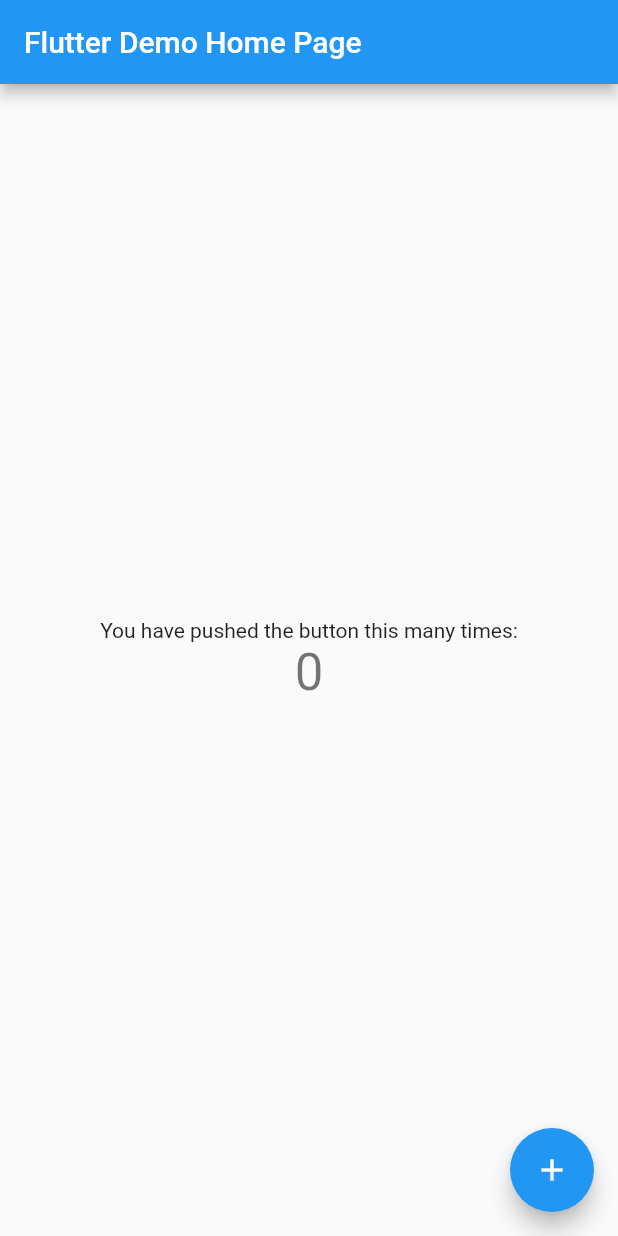
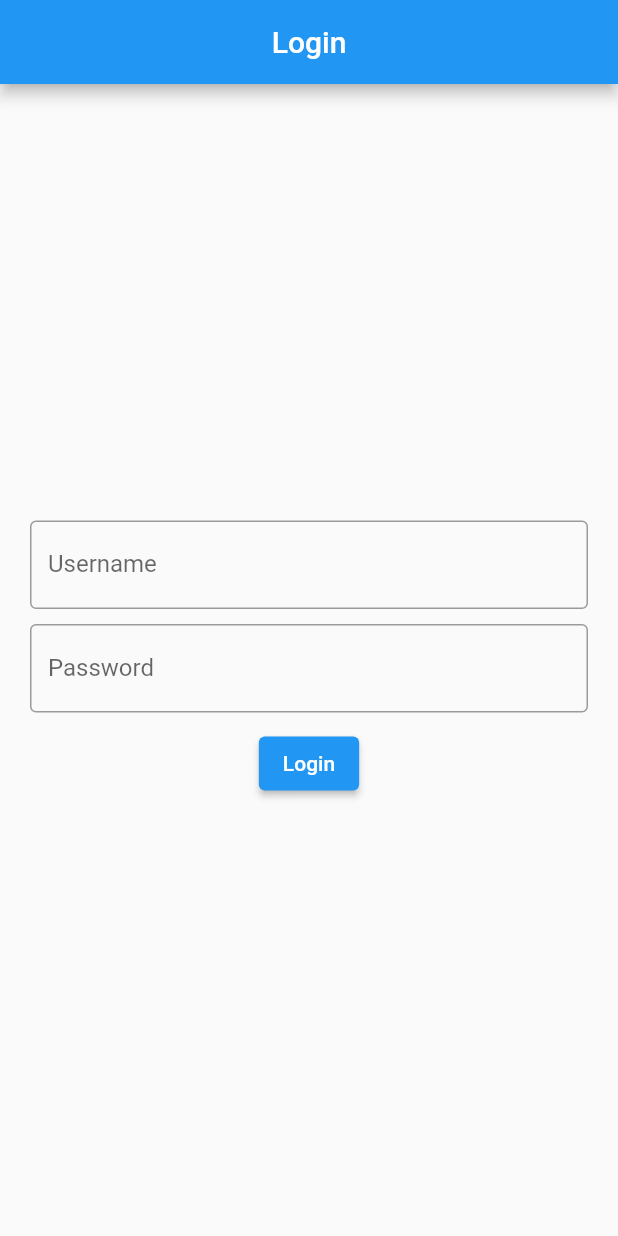
Before and after one commit to pvc97/code-space-client, a Flutter app: the screen it shows after launch, on a phone screen of 412 x 824 dp. Run offline on Flutter 3.47's test engine with Material 2 defaults, Android fonts, the light colour scheme and no system bars; our stand-ins replace dio, flutter_dotenv, get_it, jwt_decoder, logger, pretty_dio_logger and 1 more; generated files the repository leaves out were written again; statements that could not run were skipped.

Commit message:
Handle login.

```diff
--- a/lib/constants/network_constants.dart
+++ b/lib/constants/network_constants.dart
@@ -3,6 +3,5 @@
   static const String baseUrl = 'baseUrl';
   static const int connectTimeout = 60000; // 60 * 1000 = 60 seconds
   static const int receiveTimeout = 60000; // 60 * 1000 = 60 seconds
-  static const String userAuth = 'user';
   static const String api = '/api/v1';
 }
--- /dev/null
+++ b/lib/constants/spref_key.dart
@@ -0,0 +1,6 @@
+abstract class SPrefKey {
+  SPrefKey._();
+
+  static const String userModel = 'userModel';
+  static const String tokenModel = 'tokenModel';
+}
--- /dev/null
+++ b/lib/constants/url_constants.dart
@@ -0,0 +1,5 @@
+class UrlConstants {
+  UrlConstants._();
+  static const String refreshToken = '/auth/refresh-token';
+  static const String login = '/auth/login';
+}
--- a/lib/main.dart
+++ b/lib/main.dart
@@ -1,6 +1,7 @@
 import 'package:code_space_client/configs/app_config_manager.dart';
 import 'package:code_space_client/configs/environment_type.dart';
 import 'package:code_space_client/injection_container.dart';
+import 'package:code_space_client/views/auth/login_screen.dart';
 import 'package:flutter/material.dart';
 
 void main() async {
@@ -22,54 +23,7 @@
       theme: ThemeData(
         primarySwatch: Colors.blue,
       ),
-      home: const MyHomePage(title: 'Flutter Demo Home Page'),
+      home: const LoginScreen(),
     );
   }
 }
-
-class MyHomePage extends StatefulWidget {
-  const MyHomePage({super.key, required this.title});
-
-  final String title;
-
-  @override
-  State<MyHomePage> createState() => _MyHomePageState();
-}
-
-class _MyHomePageState extends State<MyHomePage> {
-  int _counter = 0;
-
-  void _incrementCounter() {
-    setState(() {
-      _counter++;
-    });
-  }
-
-  @override
-  Widget build(BuildContext context) {
-    return Scaffold(
-      appBar: AppBar(
-        title: Text(widget.title),
-      ),
-      body: Center(
-        child: Column(
-          mainAxisAlignment: MainAxisAlignment.center,
-          children: <Widget>[
-            const Text(
-              'You have pushed the button this many times:',
-            ),
-            Text(
-              '$_counter',
-              style: Theme.of(context).textTheme.headline4,
-            ),
-          ],
-        ),
-      ),
-      floatingActionButton: FloatingActionButton(
-        onPressed: _incrementCounter,
-        tooltip: 'Increment',
-        child: const Icon(Icons.add),
-      ),
-    );
-  }
-}
--- a/lib/models/user_model.dart
+++ b/lib/models/user_model.dart
@@ -5,7 +5,9 @@
 
 @JsonSerializable()
 class UserModel {
+  @JsonKey(name: 'id')
   final String userId;
+  @JsonKey(name: 'username')
   final String userName;
   final String name;
   final String email;
--- /dev/null
+++ b/lib/repositories/auth_repository.dart
@@ -0,0 +1,22 @@
+import 'package:code_space_client/models/user_model.dart';
+import 'package:code_space_client/services/auth/auth_service.dart';
+import 'package:jwt_decoder/jwt_decoder.dart';
+
+class AuthRepository {
+  final AuthService authService;
+
+  AuthRepository({required this.authService});
+
+  Future<UserModel> login({
+    required String userName,
+    required String password,
+  }) async {
+    final tokenModel =
+        await authService.login(userName: userName, password: password);
+
+    final UserModel user =
+        UserModel.fromJson(JwtDecoder.decode(tokenModel.accessToken));
+
+    return user;
+  }
+}
--- a/lib/services/auth/auth_service.dart
+++ b/lib/services/auth_service.dart
@@ -1,4 +1,5 @@
-import 'package:code_space_client/models/user_auth_model.dart';
+import 'package:code_space_client/constants/url_constants.dart';
+import 'package:code_space_client/models/token_model.dart';
 import 'package:code_space_client/network/api_provider.dart';
 
 class AuthService {
@@ -6,18 +7,18 @@
 
   AuthService(this._apiProvider);
 
-  Future<UserAuthModel> login({
+  Future<TokenModel> login({
     required String userName,
     required String password,
   }) async {
     final response = await _apiProvider.post(
-      '/auth/login',
+      UrlConstants.login,
       params: {
-        'userName': userName,
+        'username': userName,
         'password': password,
       },
     );
 
-    return UserAuthModel.fromJson(response?.data);
+    return TokenModel.fromJson(response?.data['data']);
   }
 }
--- /dev/null
+++ b/lib/views/auth/login_screen.dart
@@ -0,0 +1,83 @@
+import 'package:code_space_client/injection_container.dart';
+import 'package:code_space_client/network/api_provider.dart';
+import 'package:code_space_client/repositories/auth_repository.dart';
+import 'package:code_space_client/services/auth_service.dart';
+import 'package:flutter/material.dart';
+
+class LoginScreen extends StatefulWidget {
+  const LoginScreen({super.key});
+
+  @override
+  State<LoginScreen> createState() => _LoginScreenState();
+}
+
+class _LoginScreenState extends State<LoginScreen> {
+  final _usernameController = TextEditingController();
+  final _passwordController = TextEditingController();
+
+  @override
+  void dispose() {
+    _usernameController.dispose();
+    _passwordController.dispose();
+    super.dispose();
+  }
+
+  void _login() async {
+    final username = _usernameController.text.trim();
+    final password = _passwordController.text.trim();
+
+    if (username.isEmpty || password.isEmpty) {
+      return;
+    }
+
+    final user =
+        await AuthRepository(authService: AuthService(sl<ApiProvider>())).login(
+      userName: username,
+      password: password,
+    );
+
+    print(user.userName);
+  }
+
+  @override
+  Widget build(BuildContext context) {
+    return Scaffold(
+      appBar: AppBar(
+        centerTitle: true,
+        title: const Text('Login'),
+      ),
+      body: Center(
+        child: Padding(
+          padding: const EdgeInsets.all(20.0),
+          child: Column(
+            mainAxisAlignment: MainAxisAlignment.center,
+            children: [
+              TextField(
+                controller: _usernameController,
+                decoration: const InputDecoration(
+                  border: OutlineInputBorder(),
+                  labelText: 'Username',
+                ),
+              ),
+              const SizedBox(height: 10),
+              TextField(
+                controller: _passwordController,
+                decoration: const InputDecoration(
+                  border: OutlineInputBorder(),
+                  labelText: 'Password',
+                ),
+              ),
+              const SizedBox(height: 10),
+              ElevatedButton(
+                onPressed: () {
+                  _login();
+                },
+                child: const Text('Login'),
+              ),
+            ],
+          ),
+        ),
+      ),
+    );
+  }
+}
--- a/pubspec.yaml
+++ b/pubspec.yaml
@@ -43,6 +43,7 @@
   get_it: ^7.2.0
   json_annotation: ^4.7.0
   pretty_dio_logger: ^1.2.0-beta-1
+  jwt_decoder: ^2.0.1
 
 dev_dependencies:
   flutter_test:
```
Also changed, not shown: lib/models/user_auth_model.dart (deleted, +0 -33 lines), lib/network/api_provider.dart (+11 -18 lines), lib/network/intercepters/auth_intercepter.dart (+25 -26 lines), pubspec.lock.
